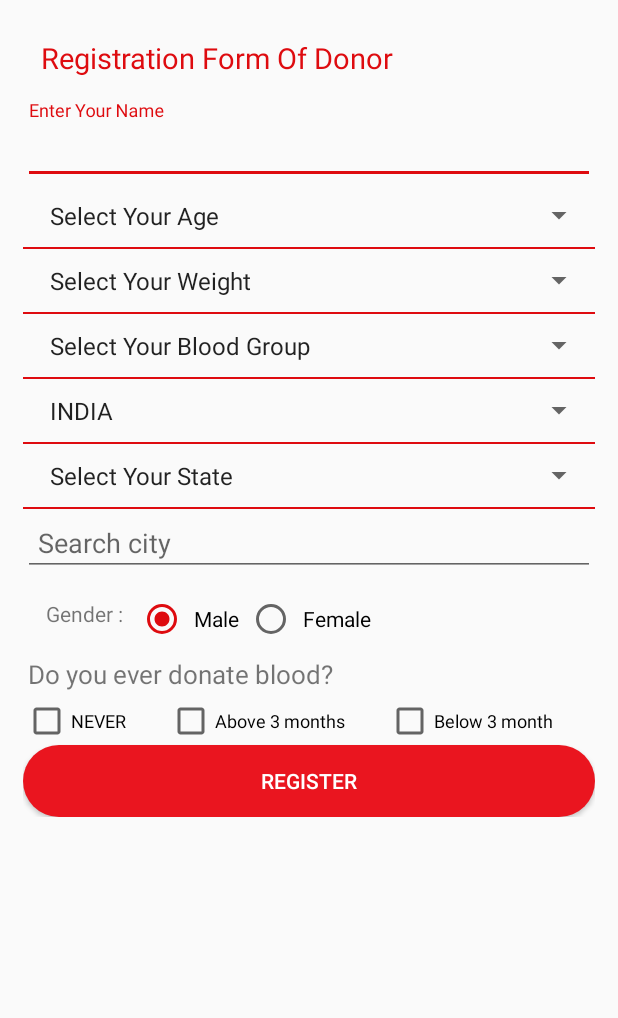
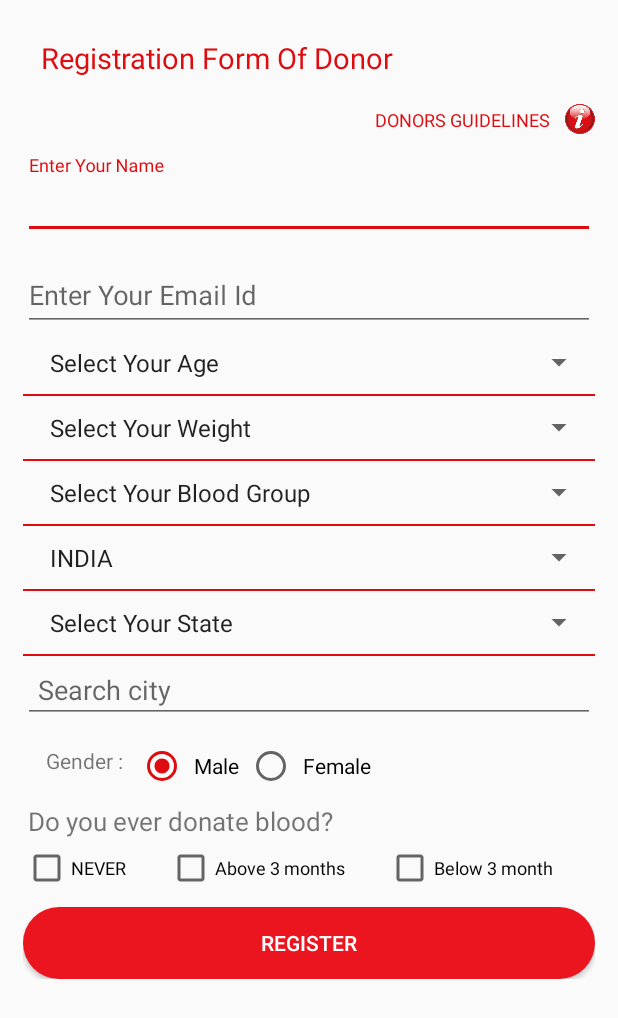
Before and after one commit to atriodata/DonateBlood, an Android app: the ResigrationActivity screen opened directly, with no data from a screen before it, on a phone screen of 412 x 824 dp. Shown: the top 1018 px of the screen. Run offline under Robolectric (Android 15) with nearby library versions, the phone set to English and light mode, and no system bars; our stand-ins replace Firebase (no records; nobody signed in at launch, a user with empty details on screens opened directly); libraries missing offline, so code that uses them is left out: dmax.dialog; 1 statement that could not run was skipped.

Commit message:
Html page as Info

```diff
--- a/app/build.gradle
+++ b/app/build.gradle
@@ -38,4 +38,5 @@ dependencies {
 
 
 
+
 apply plugin: 'com.google.gms.google-services'
--- a/app/src/main/AndroidManifest.xml
+++ b/app/src/main/AndroidManifest.xml
@@ -6,6 +6,7 @@
     <uses-permission android:name="android.permission.ACCESS_FINE_LOCATION" />
     <uses-permission android:name="android.permission.INTERNET" />
     <uses-permission android:name="com.google.android.providers.gsf.permission.READ_GSERVICES" />
+
     <application
         android:allowBackup="true"
         android:icon="@mipmap/ic_launcher"
@@ -13,7 +14,7 @@
         android:roundIcon="@mipmap/ic_launcher_round"
         android:supportsRtl="true"
         android:theme="@style/AppTheme">
-        <activity android:name=".ResigrationActivity"></activity>
+        <activity android:name=".ResigrationActivity" />
         <activity android:name=".VerifyOTP" />
         <activity android:name=".HomeActivity">
             <intent-filter>
@@ -22,7 +23,8 @@
                 <category android:name="android.intent.category.LAUNCHER" />
             </intent-filter>
         </activity>
-        <activity android:name=".MainActivity"></activity>
+        <activity android:name=".MainActivity" />
+        <activity android:name=".InfoActivity"></activity>
     </application>
 
 </manifest>
--- a/app/src/main/java/com/atrio/donateblood/MainActivity.java
+++ b/app/src/main/java/com/atrio/donateblood/MainActivity.java
@@ -4,7 +4,6 @@ import android.content.Intent;
 import android.os.Bundle;
 import android.support.v7.app.AppCompatActivity;
 import android.text.TextUtils;
-import android.util.Log;
 import android.view.View;
 import android.widget.Button;
 import android.widget.EditText;
@@ -36,7 +35,6 @@ public class MainActivity extends AppCompatActivity {
 
         mAuth=FirebaseAuth.getInstance();
         user= mAuth.getCurrentUser();
-        Log.i("usercurrent",""+user);
         if (user != null) {
             // User is signed in
             startActivity(new Intent(MainActivity.this,ResigrationActivity.class));
@@ -65,7 +63,6 @@ public class MainActivity extends AppCompatActivity {
                 phn_no = isd_code + et_phn.getText().toString().trim();
                 Intent intent = new Intent(MainActivity.this, VerifyOTP.class);
                 intent.putExtra("phn_number", phn_no);
-                Log.i("onCodeSent4:", "" + phn_no);
                 startActivity(intent);
                 finish();
 //                startPhoneNumberVerification(et_phn.getText().toString());
@@ -77,7 +74,7 @@ public class MainActivity extends AppCompatActivity {
 
     private boolean validatePhoneNumber() {
         String phoneNumber = et_phn.getText().toString();
-        if (TextUtils.isEmpty(phoneNumber)) {
+        if (TextUtils.isEmpty(phoneNumber)||et_phn.getText().toString().trim().length() >12 ||et_phn.getText().toString().trim().length()<10) {
             et_phn.setError("Invalid phone number.");
             return false;
         }
--- a/app/src/main/java/com/atrio/donateblood/ResigrationActivity.java
+++ b/app/src/main/java/com/atrio/donateblood/ResigrationActivity.java
@@ -1,5 +1,6 @@
 package com.atrio.donateblood;
 
+import android.content.Intent;
 import android.net.ConnectivityManager;
 import android.net.NetworkInfo;
 import android.os.AsyncTask;
@@ -20,6 +21,7 @@ import android.widget.RadioButton;
 import android.widget.RadioGroup;
 import android.widget.SimpleAdapter;
 import android.widget.Spinner;
+import android.widget.TextView;
 import android.widget.Toast;
 
 import com.google.firebase.auth.FirebaseAuth;
@@ -41,6 +43,8 @@ import java.util.ArrayList;
 import java.util.HashMap;
 import java.util.List;
 
+import dmax.dialog.SpotsDialog;
+
 public class ResigrationActivity extends AppCompatActivity {
     AutoCompleteTextView atvPlaces;
     PlacesTask placesTask;
@@ -50,14 +54,16 @@ public class ResigrationActivity extends AppCompatActivity {
     RadioButton radioSexButton;
     RadioGroup rg_group;
     CheckBox cb_never, cb_above, cb_below;
-    Button btn_reg;
-    EditText et_name;
-    String state_data, blood_data, radio_data, cb_data, name, age, weight, city_data;
+    Button btn_reg,btn_info;
+    EditText et_name,et_emailid;
+    TextView tv_info;
+    String state_data, blood_data, radio_data, cb_data, name,emailid, age,phoneno, weight, city_data;
     private DatabaseReference db_ref;
     private FirebaseDatabase db_instance;
     private FirebaseUser user;
     private FirebaseAuth mAuth;
     List age_data,weight_data;
+    private SpotsDialog dialog;
 
 
 
@@ -67,17 +73,19 @@ public class ResigrationActivity extends AppCompatActivity {
         setContentView(R.layout.activity_resigration);
         mAuth=FirebaseAuth.getInstance();
         user = mAuth.getCurrentUser();
+        dialog = new SpotsDialog(ResigrationActivity.this, R.style.Custom);
 
         spin_state = (Spinner) findViewById(R.id.spin_state);
         sp_bloodgr = (Spinner) findViewById(R.id.spin_bloodGrp);
-//        rb_male=(RadioButton) findViewById(R.id.radioMale);
-//        rb_female=(RadioButton) findViewById(R.id.radioFemale);
         rg_group = (RadioGroup) findViewById(R.id.radioSex);
         cb_never = (CheckBox) findViewById(R.id.cb_never);
         cb_above = (CheckBox) findViewById(R.id.cb_above);
         cb_below = (CheckBox) findViewById(R.id.cb_below);
         btn_reg = (Button) findViewById(R.id.bt_reg);
+        btn_info = (Button) findViewById(R.id.btn_info);
         et_name = (EditText) findViewById(R.id.input_name);
+        et_emailid = (EditText) findViewById(R.id.input_email);
+        tv_info = (TextView) findViewById(R.id.tv_info);
         et_age = (Spinner) findViewById(R.id.input_age);
         et_weight = (Spinner) findViewById(R.id.input_weight);
 
@@ -219,9 +227,11 @@ public class ResigrationActivity extends AppCompatActivity {
         btn_reg.setOnClickListener(new View.OnClickListener() {
             @Override
             public void onClick(View v) {
+                dialog.show();
                 ConnectivityManager connMgr = (ConnectivityManager)getApplicationContext().getSystemService(getApplicationContext().CONNECTIVITY_SERVICE);
                 NetworkInfo networkInfo = connMgr.getActiveNetworkInfo();
                 if (networkInfo == null) {
+                    dialog.dismiss();
                     Toast.makeText(getApplicationContext(), "No Internet Connection", Toast.LENGTH_LONG).show();
                 }else {
                     if (validate()) {
@@ -231,13 +241,16 @@ public class ResigrationActivity extends AppCompatActivity {
                         int selectedId = rg_group.getCheckedRadioButtonId();
                         radioSexButton = (RadioButton)findViewById(selectedId);
                         name = et_name.getText().toString();
+                        emailid = et_emailid.getText().toString();
                         city_data = atvPlaces.getText().toString();
                         radio_data = radioSexButton.getText().toString();
+                        phoneno=user.getPhoneNumber();
 
-                        createUser(name, age, weight, blood_data,state_data, city_data, radio_data, cb_data);
+                        createUser(name,emailid, age, weight,phoneno, blood_data,state_data, city_data, radio_data, cb_data);
                         et_name.setText("");
+                        et_emailid.setText("");
                         atvPlaces.setText("");
-//                                          dialog.dismiss();
+                        dialog.dismiss();
                         Toast.makeText(getApplicationContext(), "SuccessFully Register", Toast.LENGTH_LONG).show();
 
 
@@ -247,12 +260,28 @@ public class ResigrationActivity extends AppCompatActivity {
 
             }
         });
+        btn_info.setOnClickListener(new View.OnClickListener() {
+            @Override
+            public void onClick(View v) {
+                Intent intent=new Intent(ResigrationActivity.this,InfoActivity.class);
+                startActivity(intent);
+            }
+        });
+        tv_info.setOnClickListener(new View.OnClickListener() {
+            @Override
+            public void onClick(View v) {
+                Intent intent=new Intent(ResigrationActivity.this,InfoActivity.class);
+                startActivity(intent);
+            }
+        });
     }
 
-    private void createUser(String name, String age, String weight, String blood_data, String state_data, String city_data, String radio_data, String cb_data) {
+    private void createUser(String name,String emailid, String age,String phoneno, String weight, String blood_data, String state_data, String city_data, String radio_data, String cb_data) {
         UserDetail userDetail=new UserDetail();
 
         userDetail.setName(name);
+        userDetail.setEmailid(emailid);
+        userDetail.setPhoneno(phoneno);
         userDetail.setAge(age);
         userDetail.setWeight(weight);
         userDetail.setBloodgroup(blood_data);
@@ -261,7 +290,7 @@ public class ResigrationActivity extends AppCompatActivity {
         userDetail.setGender(radio_data);
         userDetail.setTimeperiod(cb_data);
 
-        db_ref.child(state_data).child(city_data).child(user.getUid()).setValue(userDetail);
+        db_ref.child(state_data).child(city_data).child(user.getUid()).child(name).setValue(userDetail);
 
     }
 
@@ -270,6 +299,11 @@ public class ResigrationActivity extends AppCompatActivity {
         if (et_name.getText().toString().trim().length() < 1) {
             et_name.setError("Please Fill This Field");
             et_name.requestFocus();
+            return false;
+
+        } else if (et_emailid.getText().toString().trim().length() < 1 || isEmailValid(et_emailid.getText().toString()) == false) {
+            et_emailid.setError("Invalid Email Address");
+            et_emailid.requestFocus();
             return false;
 
         } else  if (age.equals("Select Your Age")) {
@@ -303,6 +337,10 @@ public class ResigrationActivity extends AppCompatActivity {
         }  else
             return true;
 
+    }
+    boolean isEmailValid(CharSequence email) {
+        return android.util.Patterns.EMAIL_ADDRESS.matcher(email)
+                .matches();
     }
 
     private class PlacesTask extends AsyncTask<String, Void, String> {
--- a/app/src/main/res/layout/activity_home.xml
+++ b/app/src/main/res/layout/activity_home.xml
@@ -29,7 +29,7 @@
         android:layout_width="88dp"
         android:layout_height="wrap_content"
         android:background="@drawable/ripple_effect"
-        android:text="Reciver"
+        android:text="Recipient"
         android:textColor="@color/white"
         app:layout_constraintLeft_toRightOf="@+id/btn_doner"
         app:layout_constraintRight_toRightOf="parent"
--- a/app/src/main/res/layout/activity_resigration.xml
+++ b/app/src/main/res/layout/activity_resigration.xml
@@ -9,28 +9,52 @@
     <ScrollView
         android:layout_width="0dp"
         android:layout_height="wrap_content"
+        android:isScrollContainer="true"
         app:layout_constraintLeft_toLeftOf="parent"
         app:layout_constraintRight_toRightOf="parent"
         app:layout_constraintTop_toTopOf="parent"
-        android:isScrollContainer="true"
         tools:layout_editor_absoluteY="0dp">
 
         <LinearLayout
             android:layout_width="match_parent"
             android:layout_height="wrap_content"
-            android:orientation="vertical"
-            android:layout_margin="15dp">
+            android:layout_margin="15dp"
+            android:orientation="vertical">
             <TextView
                 android:id="@+id/tv_rg"
-                android:layout_width="match_parent"
+                android:layout_width="wrap_content"
                 android:layout_height="wrap_content"
+                android:layout_marginStart="2dp"
+                android:padding="10dp"
                 android:text="@string/registrationheader"
-                android:padding="10dp"
                 android:textColor="@color/colorAccent"
                 android:textSize="19sp"
-                android:typeface="normal"
-                android:layout_marginStart="2dp" />
+                android:typeface="normal" />
 
+            <LinearLayout
+                android:layout_width="fill_parent"
+                android:layout_height="wrap_content"
+                android:orientation="horizontal"
+                android:gravity="right">
+
+
+                <TextView
+                    android:id="@+id/tv_info"
+                    android:layout_width="wrap_content"
+                    android:layout_height="wrap_content"
+                    android:layout_marginStart="2dp"
+                    android:padding="10dp"
+                    android:text="DONORS GUIDELINES"
+                    android:textColor="@color/colorAccent"
+                    android:textSize="12sp"
+                    android:typeface="normal" />
+                <Button
+                    android:id="@+id/btn_info"
+                    android:layout_width="20dp"
+                    android:layout_height="20dp"
+                    android:background="@drawable/info_i" />
+
+            </LinearLayout>
 
 
             <android.support.design.widget.TextInputLayout
@@ -48,97 +72,121 @@
                     android:inputType="text" />
 
             </android.support.design.widget.TextInputLayout>
+            <android.support.design.widget.TextInputLayout
+                android:id="@+id/input_layout_email"
+                android:layout_width="match_parent"
+                android:layout_height="wrap_content"
+                android:layout_marginTop="5dp"
+                app:layout_constraintHorizontal_bias="0.0">
 
+                <EditText
+                    android:id="@+id/input_email"
+                    android:layout_width="match_parent"
+                    android:layout_height="wrap_content"
+                    android:hint="Enter Your Email Id"
+                    android:inputType="text" />
+
+            </android.support.design.widget.TextInputLayout>
             <Spinner
                 android:id="@+id/input_age"
-                android:padding="10dp"
                 android:layout_width="match_parent"
                 android:layout_height="wrap_content"
+                android:padding="10dp"
                 android:spinnerMode="dialog" />
+
             <View
                 android:layout_width="fill_parent"
                 android:layout_height="1dp"
-                android:background="@color/colorAccent"/>
+                android:background="@color/colorAccent" />
+
             <Spinner
                 android:id="@+id/input_weight"
-                android:padding="10dp"
                 android:layout_width="match_parent"
                 android:layout_height="wrap_content"
+                android:padding="10dp"
                 android:spinnerMode="dialog" />
+
             <View
                 android:layout_width="fill_parent"
                 android:layout_height="1dp"
-                android:background="@color/colorAccent"/>
+                android:background="@color/colorAccent" />
+
             <Spinner
                 android:id="@+id/spin_bloodGrp"
-                android:padding="10dp"
                 android:layout_width="match_parent"
                 android:layout_height="wrap_content"
                 android:entries="@array/bloodgroup_arrays"
-                android:spinnerMode="dialog"/>
+                android:padding="10dp"
+                android:spinnerMode="dialog" />
+
             <View
                 android:layout_width="fill_parent"
                 android:layout_height="1dp"
-                android:background="@color/colorAccent"/>
+                android:background="@color/colorAccent" />
 
             <Spinner
                 android:id="@+id/spin_country"
-                android:padding="10dp"
                 android:layout_width="match_parent"
                 android:layout_height="wrap_content"
                 android:entries="@array/country_arrays"
+                android:padding="10dp"
                 android:spinnerMode="dialog" />
+
             <View
                 android:layout_width="fill_parent"
                 android:layout_height="1dp"
-                android:background="@color/colorAccent"/>
+                android:background="@color/colorAccent" />
+
             <Spinner
                 android:id="@+id/spin_state"
-                android:padding="10dp"
                 android:layout_width="match_parent"
                 android:layout_height="wrap_content"
                 android:entries="@array/state_arrays"
+                android:padding="10dp"
                 android:spinnerMode="dialog" />
+
             <View
                 android:layout_width="fill_parent"
                 android:layout_height="1dp"
-                android:background="@color/colorAccent"/>
+                android:background="@color/colorAccent" />
+
             <com.atrio.donateblood.CustomAutoCompleteTextView
                 android:id="@+id/atv_places"
                 android:layout_width="match_parent"
-             android:padding="10dp"
                 android:layout_height="wrap_content"
-                android:hint="Search city"/>
+                android:hint="Search city"
+                android:padding="10dp" />
 
             <LinearLayout
                 android:layout_width="match_parent"
                 android:layout_height="wrap_content"
-                android:weightSum="2"
+                android:orientation="horizontal"
                 android:padding="5dp"
-                android:orientation="horizontal">
+                android:weightSum="2">
+
                 <TextView
                     android:layout_width="wrap_content"
                     android:layout_height="wrap_content"
-                    android:text="Gender :"
-                    android:padding="10dp" />
+                    android:padding="10dp"
+                    android:text="Gender :" />
 
 
                 <RadioGroup
                     android:id="@+id/radioSex"
-                    android:orientation="horizontal"
                     android:layout_width="wrap_content"
                     android:layout_height="wrap_content"
                     android:layout_gravity="bottom"
+                    android:layout_weight="1"
 
-                    android:layout_weight="1">
+                    android:orientation="horizontal">
 
                     <RadioButton
                         android:id="@+id/radioMale"
                         android:layout_width="wrap_content"
                         android:layout_height="wrap_content"
-                        android:text="@string/radio_male"
+                        android:checked="true"
                         android:padding="5dp"
-                        android:checked="true" />
+                        android:text="@string/radio_male" />
 
                     <RadioButton
                         android:id="@+id/radioFemale"
@@ -150,17 +198,19 @@
                 </RadioGroup>
 
             </LinearLayout>
+
             <TextView
                 android:layout_width="match_parent"
                 android:layout_height="wrap_content"
+                android:padding="3dp"
                 android:text="Do you ever donate blood?"
-                android:textSize="17sp"
-                android:padding="3dp"/>
+                android:textSize="17sp" />
+
             <LinearLayout
                 android:layout_width="match_parent"
                 android:layout_height="wrap_content"
-                android:weightSum="3"
-                android:orientation="horizontal">
+                android:orientation="horizontal"
+                android:weightSum="3">
 
                 <CheckBox
                     android:id="@+id/cb_never"
@@ -192,6 +242,7 @@
                 android:id="@+id/bt_reg"
                 android:layout_width="match_parent"
                 android:layout_height="wrap_content"
+                android:layout_marginTop="10dp"
                 android:background="@drawable/ripple_effect"
                 android:text="Register"
                 android:textColor="@color/white" />
```
Also changed, not shown: app/src/main/java/com/atrio/donateblood/InfoActivity.java (added, +18 -0 lines), app/src/main/java/com/atrio/donateblood/UserDetail.java (+24 -2 lines), app/src/main/java/com/atrio/donateblood/VerifyOTP.java (+4 -22 lines), app/src/main/res/layout/activity_info.xml (added, +23 -0 lines), app/src/main/res/drawable/info_i.png (added), app/src/main/res/drawable/info_img.png (added), 1 other file.
